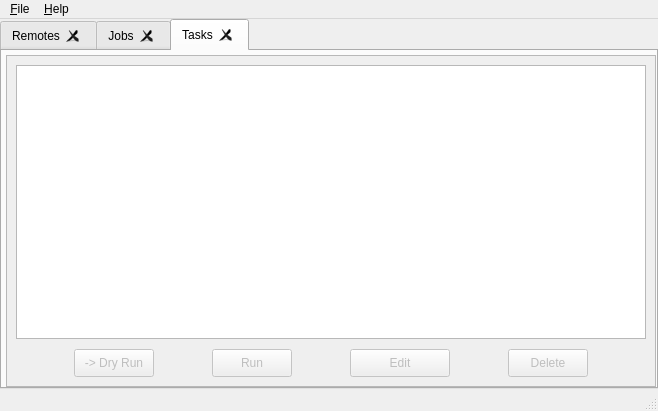
Above: src/main_window.ui from SysAdminDoc/RcloneBrowserNG before the change. Below: the same form after it.
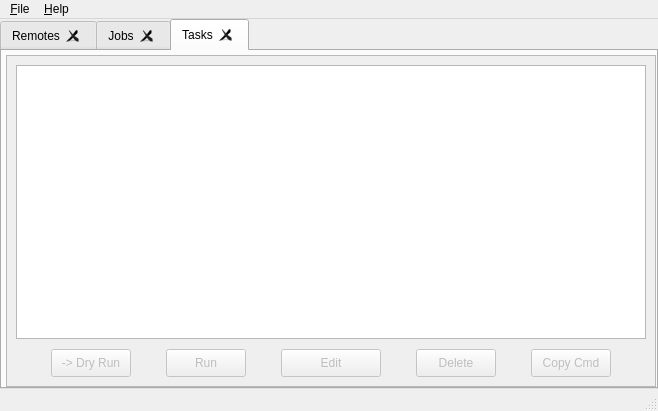
That is the form after the change. The open tabs and pages were chosen to show the change.

Commit message:
feat(tasks): add "Copy Cmd" button to copy rclone command from saved tasks
New button in the Tasks tab copies the full rclone command for the
selected saved task to the clipboard, with proper quoting for paths
containing spaces. Also updates .gitignore to exclude local-only docs.

Patch:
```diff
--- a/src/main_window.ui
+++ b/src/main_window.ui
@@ -344,6 +344,31 @@
                  </property>
                 </widget>
                </item>
+               <item>
+                <widget class="QPushButton" name="buttonCopyTaskCmd">
+                 <property name="enabled">
+                  <bool>false</bool>
+                 </property>
+                 <property name="sizePolicy">
+                  <sizepolicy hsizetype="Fixed" vsizetype="Fixed">
+                   <horstretch>0</horstretch>
+                   <verstretch>0</verstretch>
+                  </sizepolicy>
+                 </property>
+                 <property name="minimumSize">
+                  <size>
+                   <width>0</width>
+                   <height>28</height>
+                  </size>
+                 </property>
+                 <property name="text">
+                  <string>Copy Cmd</string>
+                 </property>
+                 <property name="toolTip">
+                  <string>Copy rclone command to clipboard</string>
+                 </property>
+                </widget>
+               </item>
               </layout>
              </widget>
             </item>
```
The commit also changes 2 other files.
